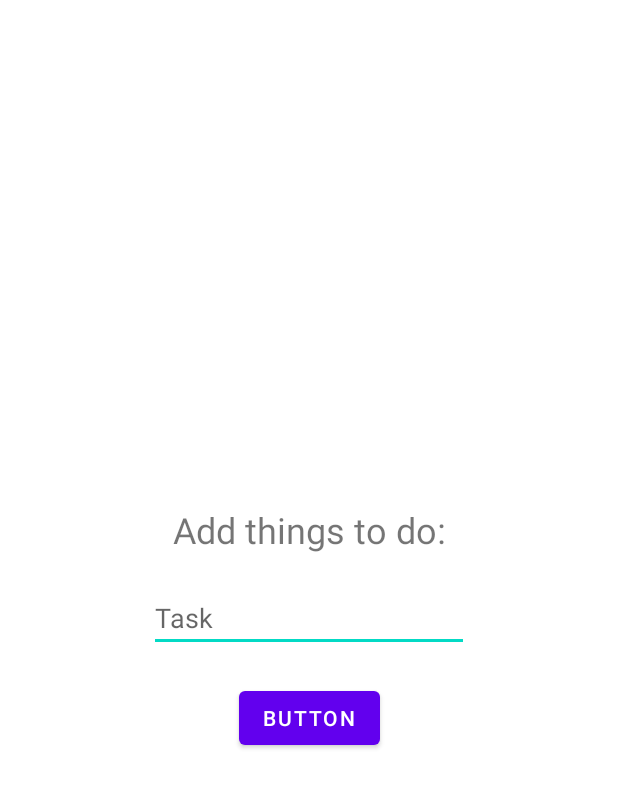
After one commit to dlam15/CS441_program4, an Android app: the layout activity_add_list.xml on its own in the app's theme, with its tools: preview values and no code run, on a phone screen of 412 x 824 dp. The commit adds this screen. Shown: the top 788 px of the screen. Run offline under Robolectric (Android 15) with nearby library versions, the phone set to English and light mode, and no system bars.

Commit message:
finished creating a to do list which you can add and delete items from

```diff
--- a/app/src/main/AndroidManifest.xml
+++ b/app/src/main/AndroidManifest.xml
@@ -9,6 +9,9 @@
         android:roundIcon="@mipmap/ic_launcher_round"
         android:supportsRtl="true"
         android:theme="@style/Theme.Table_List_Widget">
+        <activity android:name=".AddList"
+            android:theme="@style/Theme.Table_List_Widget.PopupTheme"></activity>
+        <activity android:name=".MainActivity2" />
         <activity android:name=".MainActivity">
             <intent-filter>
                 <action android:name="android.intent.action.MAIN" />
--- /dev/null
+++ b/app/src/main/res/layout/activity_add_list.xml
@@ -0,0 +1,41 @@
+<?xml version="1.0" encoding="utf-8"?>
+<androidx.constraintlayout.widget.ConstraintLayout xmlns:android="http://schemas.android.com/apk/res/android"
+    xmlns:app="http://schemas.android.com/apk/res-auto"
+    xmlns:tools="http://schemas.android.com/tools"
+    android:layout_width="match_parent"
+    android:layout_height="match_parent"
+    tools:context=".AddList">
+
+    <EditText
+        android:id="@+id/editTask"
+        android:layout_width="wrap_content"
+        android:layout_height="wrap_content"
+        android:ems="10"
+        android:hint="Task"
+        android:inputType="textPersonName"
+        app:layout_constraintBottom_toBottomOf="parent"
+        app:layout_constraintEnd_toEndOf="parent"
+        app:layout_constraintStart_toStartOf="parent"
+        app:layout_constraintTop_toTopOf="parent" />
+
+    <Button
+        android:id="@+id/button4"
+        android:layout_width="wrap_content"
+        android:layout_height="wrap_content"
+        android:layout_marginTop="20dp"
+        android:text="Button"
+        app:layout_constraintEnd_toEndOf="@+id/editTask"
+        app:layout_constraintStart_toStartOf="@+id/editTask"
+        app:layout_constraintTop_toBottomOf="@+id/editTask" />
+
+    <TextView
+        android:id="@+id/textView4"
+        android:layout_width="wrap_content"
+        android:layout_height="wrap_content"
+        android:layout_marginBottom="20dp"
+        android:text="Add things to do:"
+        android:textSize="24sp"
+        app:layout_constraintBottom_toTopOf="@+id/editTask"
+        app:layout_constraintEnd_toEndOf="@+id/editTask"
+        app:layout_constraintStart_toStartOf="@+id/editTask" />
+</androidx.constraintlayout.widget.ConstraintLayout>
--- a/app/src/main/res/values/themes.xml
+++ b/app/src/main/res/values/themes.xml
@@ -13,4 +13,9 @@
         <item name="android:statusBarColor" tools:targetApi="l">?attr/colorPrimaryVariant</item>
         <!-- Customize your theme here. -->
     </style>
+
+    <style name="Theme.Table_List_Widget.PopupTheme" parent="Theme.AppCompat.Light.NoActionBar">
+        <item name="android:windowIsTranslucent">true</item>
+        <item name="android:windowCloseOnTouchOutside">true</item>
+    </style>
 </resources>
```
Also changed, not shown: app/src/main/java/com/example/table_list_widget/AddList.java (added, +53 -0 lines), app/src/main/java/com/example/table_list_widget/MainActivity.java (+16 -0 lines), app/src/main/java/com/example/table_list_widget/MainActivity2.java (added, +74 -0 lines), app/src/main/java/com/example/table_list_widget/RecycleAdapter.java (added, +63 -0 lines), app/src/main/res/layout/activity_main.xml (+12 -0 lines), app/src/main/res/layout/activity_main2.xml (added, +48 -0 lines), app/src/main/res/layout/recycle_view.xml (added, +19 -0 lines).
